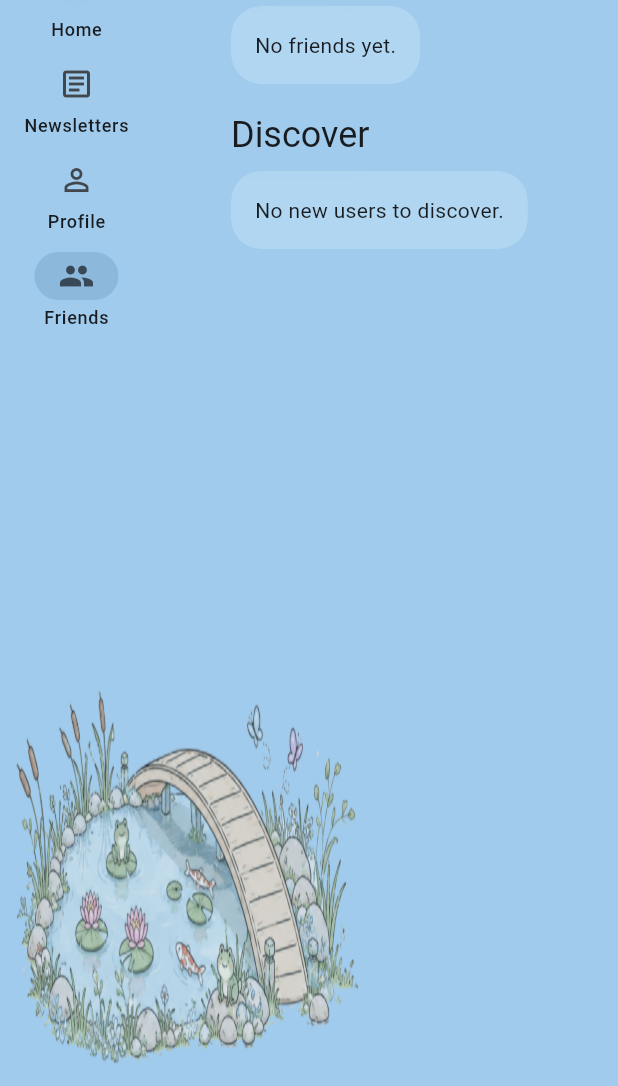
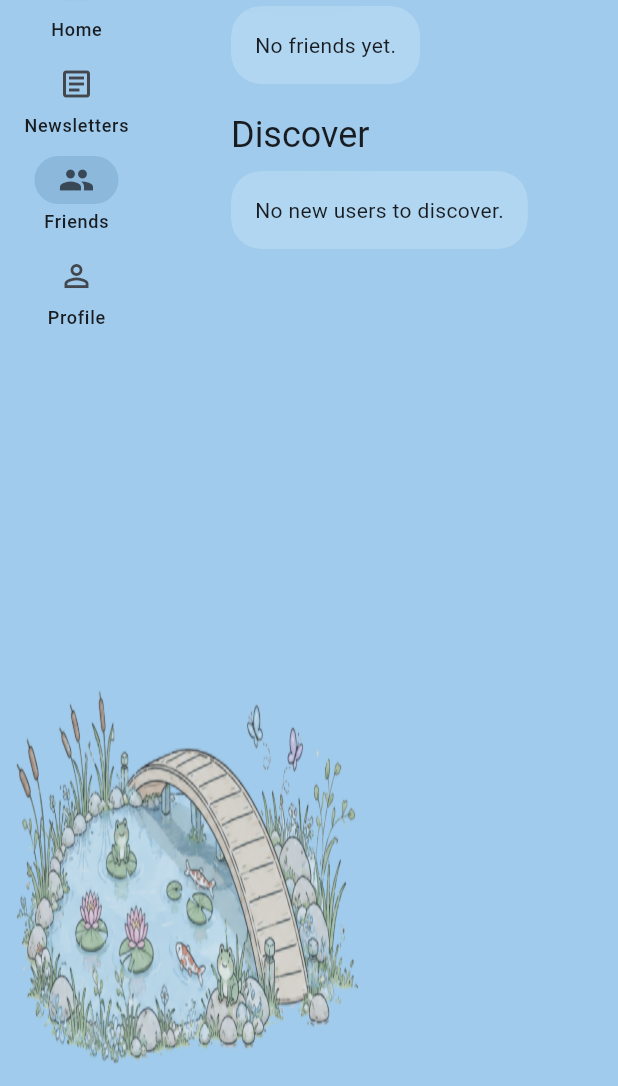
Before and after one commit to leonor-sinogas/world_connect_newsletter, a Flutter app: the screen it shows after launch, after a tap on "Sign in", after a tap on "Newsletters", after a tap on "Friends", on a phone screen of 412 x 824 dp, the part 150-1236 px from its top. Run offline on Flutter 3.47's test engine with Material 3 defaults, Android fonts, the phone set to English and light mode, and no system bars; our stand-ins replace image_picker; accounts and stored records are empty; network calls fail.

Commit message:
Order admin navigation items

```diff
--- a/frontend/lib/src/app.dart
+++ b/frontend/lib/src/app.dart
@@ -298,10 +298,10 @@ class _HomeShellState extends State<HomeShell> {
     final pages = [
       FeedPage(session: widget.session),
       NewslettersPage(session: widget.session),
-      ProfilePage(session: widget.session),
+      FriendsPage(session: widget.session),
       if (widget.session.user?.isAdmin == true)
         AdminPage(session: widget.session),
-      FriendsPage(session: widget.session),
+      ProfilePage(session: widget.session),
     ];
     final destinations = <NavigationRailDestination>[
       const NavigationRailDestination(
@@ -315,9 +315,9 @@ class _HomeShellState extends State<HomeShell> {
         label: Text('Newsletters'),
       ),
       const NavigationRailDestination(
-        icon: Icon(Icons.person_outline),
-        selectedIcon: Icon(Icons.person),
-        label: Text('Profile'),
+        icon: Icon(Icons.people_outline),
+        selectedIcon: Icon(Icons.people),
+        label: Text('Friends'),
       ),
       if (widget.session.user?.isAdmin == true)
         const NavigationRailDestination(
@@ -326,9 +326,9 @@ class _HomeShellState extends State<HomeShell> {
           label: Text('Admin'),
         ),
       const NavigationRailDestination(
-        icon: Icon(Icons.people_outline),
-        selectedIcon: Icon(Icons.people),
-        label: Text('Friends'),
+        icon: Icon(Icons.person_outline),
+        selectedIcon: Icon(Icons.person),
+        label: Text('Profile'),
       ),
     ];
     return Scaffold(
```
